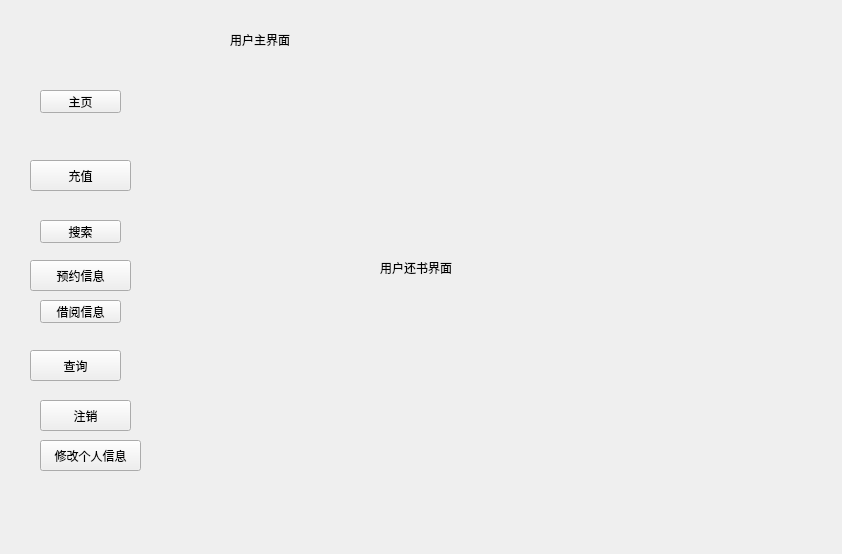
Before: the Qt Designer form librarysystem.ui in sdwangyu/LibraryDesign, drawn with Qt 5.
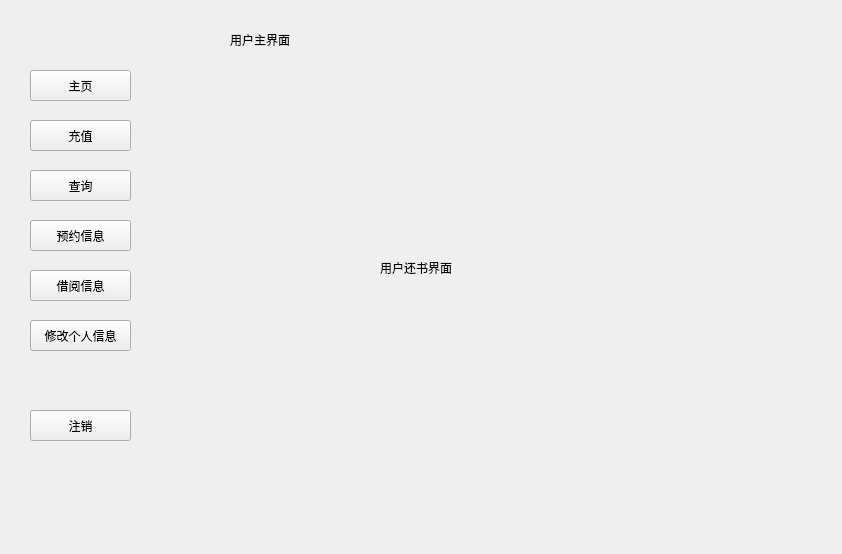
After: the same form once the commit is applied. The open tabs and pages were chosen to show the change.

The edit to the form file:
```diff
--- a/librarysystem.ui
+++ b/librarysystem.ui
@@ -719,8 +719,8 @@
     <widget class="QPushButton" name="pushButton_2">
      <property name="geometry">
       <rect>
-       <x>20</x>
-       <y>430</y>
+       <x>10</x>
+       <y>310</y>
        <width>101</width>
        <height>31</height>
       </rect>
@@ -729,26 +729,13 @@
       <string>修改个人信息</string>
      </property>
     </widget>
-    <widget class="QPushButton" name="pushButton_12">
-     <property name="geometry">
-      <rect>
-       <x>20</x>
-       <y>210</y>
-       <width>81</width>
-       <height>23</height>
-      </rect>
-     </property>
-     <property name="text">
-      <string>搜索</string>
-     </property>
-    </widget>
     <widget class="QPushButton" name="pushButton_5">
      <property name="geometry">
       <rect>
-       <x>20</x>
-       <y>290</y>
-       <width>81</width>
-       <height>23</height>
+       <x>10</x>
+       <y>260</y>
+       <width>101</width>
+       <height>31</height>
       </rect>
      </property>
      <property name="text">
@@ -758,9 +745,9 @@
     <widget class="QPushButton" name="pushButton_6">
      <property name="geometry">
       <rect>
-       <x>20</x>
-       <y>390</y>
-       <width>91</width>
+       <x>10</x>
+       <y>400</y>
+       <width>101</width>
        <height>31</height>
       </rect>
      </property>
@@ -772,7 +759,7 @@
      <property name="geometry">
       <rect>
        <x>10</x>
-       <y>150</y>
+       <y>110</y>
        <width>101</width>
        <height>31</height>
       </rect>
@@ -784,10 +771,10 @@
     <widget class="QPushButton" name="userwindowinformation">
      <property name="geometry">
       <rect>
-       <x>20</x>
-       <y>80</y>
-       <width>81</width>
-       <height>23</height>
+       <x>10</x>
+       <y>60</y>
+       <width>101</width>
+       <height>31</height>
       </rect>
      </property>
      <property name="text">
@@ -798,7 +785,7 @@
      <property name="geometry">
       <rect>
        <x>10</x>
-       <y>250</y>
+       <y>210</y>
        <width>101</width>
        <height>31</height>
       </rect>
@@ -811,8 +798,8 @@
      <property name="geometry">
       <rect>
        <x>10</x>
-       <y>340</y>
-       <width>91</width>
+       <y>160</y>
+       <width>101</width>
        <height>31</height>
       </rect>
      </property>
```
Left out of the diff: 4 changed lines with no effect on the pictures.
